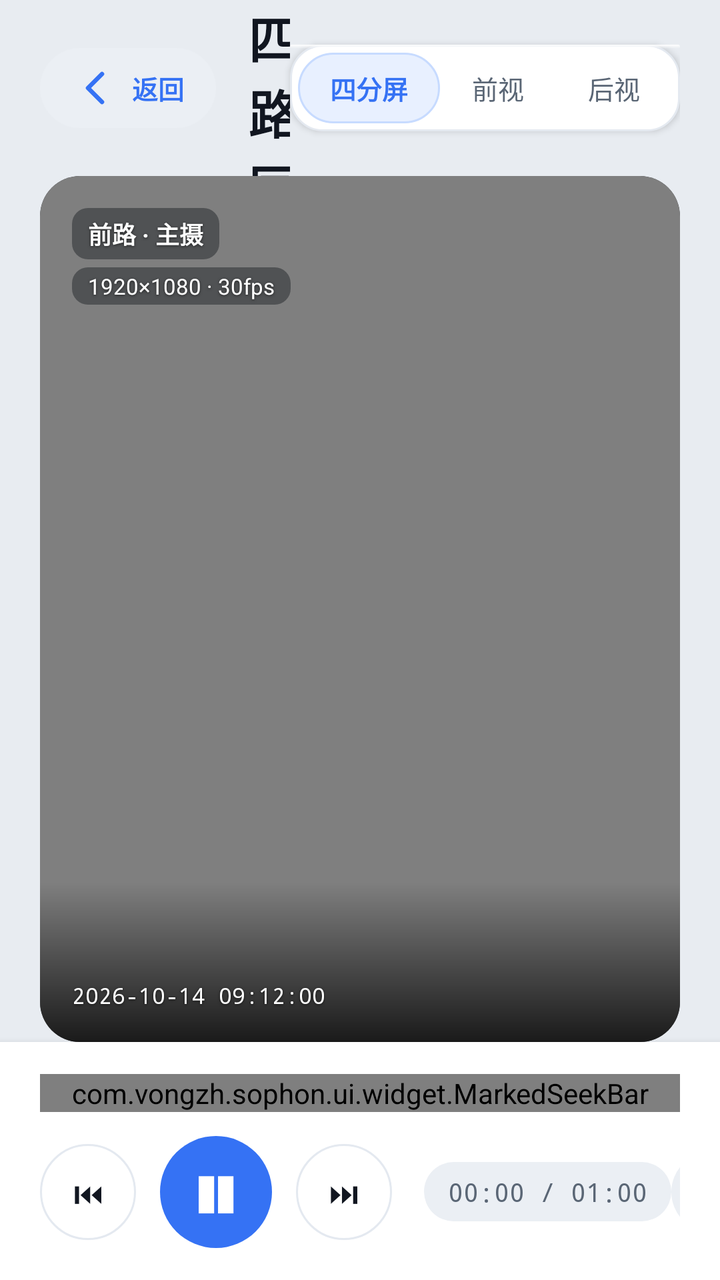
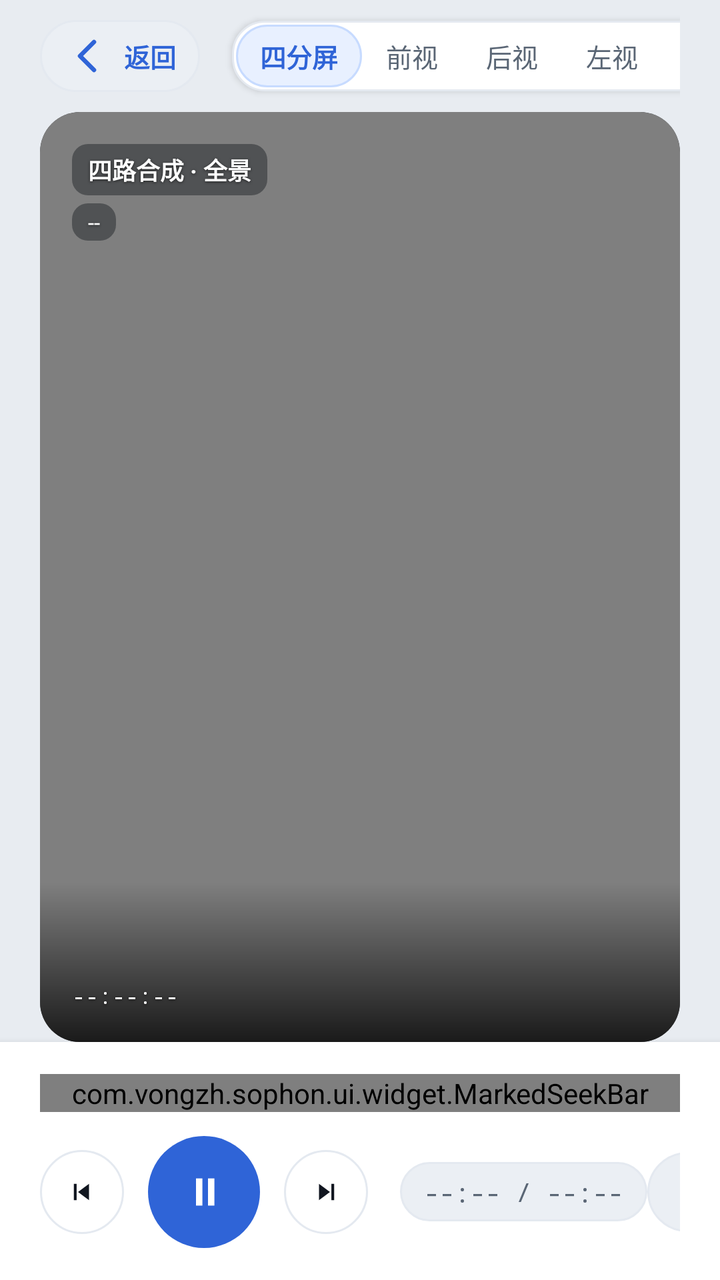

Screens rendered from an Android XML layout before and after an edit, with the pre-edit source and the edit as a unified diff.
<!-- AndroidManifest.xml: application theme Theme.Sophon -->
<!-- res/layout/activity_quad_sync_player.xml -->
<?xml version="1.0" encoding="utf-8"?>
<LinearLayout xmlns:android="http://schemas.android.com/apk/res/android"
    android:layout_width="match_parent"
    android:layout_height="match_parent"
    android:background="@color/sp_page"
    android:orientation="vertical">

    
    <LinearLayout
        android:layout_width="match_parent"
        android:layout_height="88dp"
        android:gravity="center_vertical"
        android:orientation="horizontal"
        android:paddingStart="@dimen/sp_s_20"
        android:paddingEnd="@dimen/sp_s_20">

        <TextView
            android:id="@+id/btn_player_back"
            android:layout_width="wrap_content"
            android:layout_height="wrap_content"
            android:layout_marginEnd="@dimen/sp_s_16"
            android:background="@drawable/sp_bg_pill"
            android:drawableStart="@drawable/ic_action_back"
            android:drawablePadding="@dimen/sp_s_6"
            android:drawableTint="@color/sp_ac"
            android:gravity="center_vertical"
            android:paddingHorizontal="@dimen/sp_s_16"
            android:paddingVertical="@dimen/sp_s_8"
            android:text="返回"
            android:textColor="@color/sp_ac"
            android:textSize="@dimen/sp_t_label"
            android:textStyle="bold" />

        <LinearLayout
            android:layout_width="0dp"
            android:layout_height="wrap_content"
            android:layout_weight="1"
            android:orientation="vertical">

            <TextView
                android:id="@+id/tv_player_title"
                android:layout_width="wrap_content"
                android:layout_height="wrap_content"
                android:text="四路同步事件回放"
                android:textAppearance="@style/TextAppearance.Sophon.Headline" />

            <TextView
                android:layout_width="wrap_content"
                android:layout_height="wrap_content"
                android:layout_marginTop="@dimen/sp_s_2"
                android:text="2026-10-14 09:12 · 事件 3 处 · 已加锁"
                android:textAppearance="@style/TextAppearance.Sophon.Caption" />
        </LinearLayout>

        
        <LinearLayout
            android:layout_width="wrap_content"
            android:layout_height="wrap_content"
            android:background="@drawable/sp_bg_card"
            android:elevation="@dimen/sp_elev_1"
            android:orientation="horizontal"
            android:padding="@dimen/sp_s_4">

            <TextView
                android:id="@+id/btn_view_quad"
                android:layout_width="wrap_content"
                android:layout_height="wrap_content"
                android:background="@drawable/sp_bg_pill_accent"
                android:paddingHorizontal="@dimen/sp_s_16"
                android:paddingVertical="@dimen/sp_s_8"
                android:text="四分屏"
                android:textColor="@color/sp_ac"
                android:textSize="@dimen/sp_t_label"
                android:textStyle="bold" />

            <TextView
                android:id="@+id/btn_view_front"
                android:layout_width="wrap_content"
                android:layout_height="wrap_content"
                android:paddingHorizontal="@dimen/sp_s_16"
                android:paddingVertical="@dimen/sp_s_8"
                android:text="前视"
                android:textColor="@color/sp_tx2"
                android:textSize="@dimen/sp_t_label" />

            <TextView
                android:id="@+id/btn_view_back"
                android:layout_width="wrap_content"
                android:layout_height="wrap_content"
                android:paddingHorizontal="@dimen/sp_s_16"
                android:paddingVertical="@dimen/sp_s_8"
                android:text="后视"
                android:textColor="@color/sp_tx2"
                android:textSize="@dimen/sp_t_label" />
        </LinearLayout>
    </LinearLayout>

    
    <FrameLayout
        android:id="@+id/player_video_container"
        android:layout_width="match_parent"
        android:layout_height="0dp"
        android:layout_marginHorizontal="@dimen/sp_s_20"
        android:layout_weight="1"
        android:background="@drawable/sp_bg_quad_frame"
        android:clipToOutline="true">

        <VideoView
            android:id="@+id/video_view_main"
            android:layout_width="match_parent"
            android:layout_height="match_parent"
            android:layout_gravity="center" />

        
        <LinearLayout
            android:layout_width="match_parent"
            android:layout_height="wrap_content"
            android:layout_marginStart="@dimen/sp_s_16"
            android:layout_marginTop="@dimen/sp_s_16"
            android:orientation="vertical">

            <TextView
                android:layout_width="wrap_content"
                android:layout_height="wrap_content"
                android:background="@drawable/sp_bg_osd_chip"
                android:paddingHorizontal="@dimen/sp_s_8"
                android:paddingVertical="@dimen/sp_s_4"
                android:text="前路 · 主摄"
                android:textAppearance="@style/TextAppearance.Sophon.Osd"
                android:textStyle="bold" />

            <TextView
                android:layout_width="wrap_content"
                android:layout_height="wrap_content"
                android:layout_marginTop="@dimen/sp_s_4"
                android:background="@drawable/sp_bg_osd_chip"
                android:paddingHorizontal="@dimen/sp_s_8"
                android:paddingVertical="@dimen/sp_s_2"
                android:text="1920×1080 · 30fps"
                android:textAppearance="@style/TextAppearance.Sophon.Osd"
                android:textSize="@dimen/sp_t_micro" />
        </LinearLayout>

        
        <View
            android:layout_width="match_parent"
            android:layout_height="80dp"
            android:layout_gravity="bottom"
            android:background="@drawable/sp_grad_bottom_scrim" />

        
        <TextView
            android:layout_width="wrap_content"
            android:layout_height="wrap_content"
            android:layout_gravity="bottom|start"
            android:layout_marginStart="@dimen/sp_s_16"
            android:layout_marginBottom="@dimen/sp_s_16"
            android:fontFamily="monospace"
            android:text="2026-10-14 09:12:00"
            android:textAppearance="@style/TextAppearance.Sophon.Osd"
            android:textSize="@dimen/sp_t_micro" />
    </FrameLayout>

    
    <LinearLayout
        android:layout_width="match_parent"
        android:layout_height="wrap_content"
        android:background="@color/sp_surf"
        android:elevation="@dimen/sp_elev_2"
        android:orientation="vertical"
        android:paddingHorizontal="@dimen/sp_s_20"
        android:paddingTop="@dimen/sp_s_16"
        android:paddingBottom="@dimen/sp_s_16">

        
        <com.vongzh.sophon.ui.widget.MarkedSeekBar
            android:id="@+id/player_seek_bar"
            android:layout_width="match_parent"
            android:layout_height="wrap_content" />

        
        <LinearLayout
            android:layout_width="match_parent"
            android:layout_height="wrap_content"
            android:layout_marginTop="@dimen/sp_s_12"
            android:gravity="center_vertical"
            android:orientation="horizontal">

            <TextView
                android:id="@+id/btn_prev_marker"
                android:layout_width="@dimen/sp_glass_btn"
                android:layout_height="@dimen/sp_glass_btn"
                android:background="@drawable/sp_bg_circle_glass"
                android:gravity="center"
                android:text="⏮"
                android:textColor="@color/sp_tx"
                android:textSize="@dimen/sp_t_subtitle" />

            <TextView
                android:id="@+id/btn_play_pause"
                android:layout_width="56dp"
                android:layout_height="56dp"
                android:layout_marginHorizontal="@dimen/sp_s_12"
                android:background="@drawable/sp_bg_circle_btn"
                android:gravity="center"
                android:text="❚❚"
                android:textColor="#FFFFFFFF"
                android:textSize="@dimen/sp_t_title" />

            <TextView
                android:id="@+id/btn_next_marker"
                android:layout_width="@dimen/sp_glass_btn"
                android:layout_height="@dimen/sp_glass_btn"
                android:background="@drawable/sp_bg_circle_glass"
                android:gravity="center"
                android:text="⏭"
                android:textColor="@color/sp_tx"
                android:textSize="@dimen/sp_t_subtitle" />

            <TextView
                android:id="@+id/tv_time_progress"
                android:layout_width="wrap_content"
                android:layout_height="wrap_content"
                android:layout_marginStart="@dimen/sp_s_16"
                android:background="@drawable/sp_bg_pill"
                android:fontFamily="monospace"
                android:paddingHorizontal="@dimen/sp_s_12"
                android:paddingVertical="@dimen/sp_s_6"
                android:text="00:00 / 01:00"
                android:textAppearance="@style/TextAppearance.Sophon.Label" />

            <View
                android:layout_width="0dp"
                android:layout_height="1dp"
                android:layout_weight="1" />

            <TextView
                android:id="@+id/btn_clip_video"
                android:layout_width="wrap_content"
                android:layout_height="wrap_content"
                android:layout_marginEnd="@dimen/sp_s_12"
                android:background="@drawable/sp_bg_pill"
                android:drawableStart="@drawable/ic_clip_scissors"
                android:drawablePadding="@dimen/sp_s_6"
                android:drawableTint="@color/sp_ac"
                android:paddingHorizontal="@dimen/sp_s_16"
                android:paddingVertical="@dimen/sp_s_8"
                android:text="截取取证"
                android:textColor="@color/sp_ac"
                android:textSize="@dimen/sp_t_label"
                android:textStyle="bold" />

            <TextView
                android:id="@+id/btn_play_speed"
                android:layout_width="wrap_content"
                android:layout_height="wrap_content"
                android:background="@drawable/sp_bg_pill"
                android:paddingHorizontal="@dimen/sp_s_16"
                android:paddingVertical="@dimen/sp_s_8"
                android:text="1.0x"
                android:textColor="@color/sp_tx2"
                android:textSize="@dimen/sp_t_label"
                android:textStyle="bold" />
        </LinearLayout>
    </LinearLayout>

</LinearLayout>
<!-- resources referenced by this layout -->
<resources>
  <color name="sp_ac">#FF3572F4</color>
  <color name="sp_page">#FFE8ECF1</color>
  <color name="sp_surf">#FFFFFFFF</color>
  <color name="sp_tx">#FF111620</color>
  <color name="sp_tx2">#FF5A6675</color>
  <dimen name="sp_elev_1">2dp</dimen>
  <dimen name="sp_elev_2">6dp</dimen>
  <dimen name="sp_glass_btn">48dp</dimen>
  <dimen name="sp_s_12">12dp</dimen>
  <dimen name="sp_s_16">16dp</dimen>
  <dimen name="sp_s_2">2dp</dimen>
  <dimen name="sp_s_20">20dp</dimen>
  <dimen name="sp_s_4">4dp</dimen>
  <dimen name="sp_s_6">6dp</dimen>
  <dimen name="sp_s_8">8dp</dimen>
  <dimen name="sp_t_label">13sp</dimen>
  <dimen name="sp_t_micro">11sp</dimen>
  <dimen name="sp_t_subtitle">15sp</dimen>
  <dimen name="sp_t_title">20sp</dimen>
  <!-- drawable sp_bg_card (drawable) -->
  <?xml version="1.0" encoding="utf-8"?>
  <layer-list xmlns:android="http://schemas.android.com/apk/res/android">
      <item>
          <shape android:shape="rectangle">
              <corners android:radius="@dimen/sp_r_card" />
              <solid android:color="@color/sp_surf" />
              <stroke
                  android:width="1dp"
                  android:color="@color/sp_line" />
          </shape>
      </item>
      <item
          android:gravity="top"
          android:height="2dp">
          <shape android:shape="rectangle">
              <corners
                  android:radius="@dimen/sp_r_card"
                  android:topLeftRadius="@dimen/sp_r_card"
                  android:topRightRadius="@dimen/sp_r_card" />
              <gradient
                  android:angle="270"
                  android:endColor="#00000000"
                  android:startColor="@color/sp_top_hi" />
          </shape>
      </item>
  </layer-list>
  <!-- drawable sp_bg_pill (drawable) -->
  <?xml version="1.0" encoding="utf-8"?>
  <shape xmlns:android="http://schemas.android.com/apk/res/android"
      android:shape="rectangle">
      <corners android:radius="@dimen/sp_r_pill" />
      <solid android:color="@color/sp_surf3" />
  </shape>
  <style name="TextAppearance.Sophon.Headline" parent="android:TextAppearance">
          <item name="android:textSize">@dimen/sp_t_headline</item>
          <item name="android:textStyle">bold</item>
          <item name="android:textColor">@color/sp_tx</item>
          <item name="android:letterSpacing">-0.01</item>
      </style>
  <color name="flyme_cyan">@color/sp_ac</color>
  <dimen name="sp_r_card">16dp</dimen>
  <color name="sp_line">#FFE4E9F0</color>
  <color name="sp_top_hi">#F2FFFFFF</color>
  <color name="sp_acring">#333572F4</color>
  <color name="sp_glass">#CCFFFFFF</color>
  <dimen name="sp_r_chip">8dp</dimen>
  <color name="sp_osd_bg">#660A0F16</color>
  <dimen name="sp_r_pill">100dp</dimen>
  <color name="sp_surf3">#FFEBEFF4</color>
  <color name="sp_acbg">#FFE8F0FF</color>
  <color name="sp_acln">#FFC7DBFF</color>
  <dimen name="sp_r_quad">20dp</dimen>
  <color name="sp_quad_seam">#FF0A0F16</color>
  <dimen name="sp_t_caption">12sp</dimen>
  <color name="sp_tx3">#FF8B97A8</color>
  <dimen name="sp_t_headline">26sp</dimen>
  <color name="sp_osd_tx">#FFFFFFFF</color>
  <color name="sp_ac2">#FF2557C8</color>
  <color name="sp_dg">#FFD92D20</color>
  <!-- unchanged entries left out for length: 12 -->
</resources>

<!-- the commit's change to res/layout/activity_quad_sync_player.xml (unified diff, before → after) -->
@@ -8,7 +8,7 @@
     
     <LinearLayout
         android:layout_width="match_parent"
-        android:layout_height="88dp"
+        android:layout_height="56dp"
         android:gravity="center_vertical"
         android:orientation="horizontal"
         android:paddingStart="@dimen/sp_s_20"
@@ -24,8 +24,8 @@
             android:drawablePadding="@dimen/sp_s_6"
             android:drawableTint="@color/sp_ac"
             android:gravity="center_vertical"
-            android:paddingHorizontal="@dimen/sp_s_16"
-            android:paddingVertical="@dimen/sp_s_8"
+            android:paddingHorizontal="@dimen/sp_s_12"
+            android:paddingVertical="@dimen/sp_s_6"
             android:text="返回"
             android:textColor="@color/sp_ac"
             android:textSize="@dimen/sp_t_label"
@@ -42,13 +42,16 @@
                 android:layout_width="wrap_content"
                 android:layout_height="wrap_content"
                 android:text="四路同步事件回放"
-                android:textAppearance="@style/TextAppearance.Sophon.Headline" />
-
-            <TextView
-                android:layout_width="wrap_content"
-                android:layout_height="wrap_content"
-                android:layout_marginTop="@dimen/sp_s_2"
-                android:text="2026-10-14 09:12 · 事件 3 处 · 已加锁"
+                android:textColor="@color/sp_tx"
+                android:textSize="@dimen/sp_t_subtitle"
+                android:textStyle="bold" />
+
+            <TextView
+                android:id="@+id/tv_player_subtitle"
+                android:layout_width="wrap_content"
+                android:layout_height="wrap_content"
+                android:layout_marginTop="2dp"
+                android:text="等待载入视频源"
                 android:textAppearance="@style/TextAppearance.Sophon.Caption" />
         </LinearLayout>
 
@@ -59,15 +62,15 @@
             android:background="@drawable/sp_bg_card"
             android:elevation="@dimen/sp_elev_1"
             android:orientation="horizontal"
-            android:padding="@dimen/sp_s_4">
+            android:padding="2dp">
 
             <TextView
                 android:id="@+id/btn_view_quad"
                 android:layout_width="wrap_content"
                 android:layout_height="wrap_content"
                 android:background="@drawable/sp_bg_pill_accent"
-                android:paddingHorizontal="@dimen/sp_s_16"
-                android:paddingVertical="@dimen/sp_s_8"
+                android:paddingHorizontal="@dimen/sp_s_12"
+                android:paddingVertical="@dimen/sp_s_6"
                 android:text="四分屏"
                 android:textColor="@color/sp_ac"
                 android:textSize="@dimen/sp_t_label"
@@ -77,8 +80,8 @@
                 android:id="@+id/btn_view_front"
                 android:layout_width="wrap_content"
                 android:layout_height="wrap_content"
-                android:paddingHorizontal="@dimen/sp_s_16"
-                android:paddingVertical="@dimen/sp_s_8"
+                android:paddingHorizontal="@dimen/sp_s_12"
+                android:paddingVertical="@dimen/sp_s_6"
                 android:text="前视"
                 android:textColor="@color/sp_tx2"
                 android:textSize="@dimen/sp_t_label" />
@@ -87,9 +90,29 @@
                 android:id="@+id/btn_view_back"
                 android:layout_width="wrap_content"
                 android:layout_height="wrap_content"
-                android:paddingHorizontal="@dimen/sp_s_16"
-                android:paddingVertical="@dimen/sp_s_8"
+                android:paddingHorizontal="@dimen/sp_s_12"
+                android:paddingVertical="@dimen/sp_s_6"
                 android:text="后视"
+                android:textColor="@color/sp_tx2"
+                android:textSize="@dimen/sp_t_label" />
+
+            <TextView
+                android:id="@+id/btn_view_left"
+                android:layout_width="wrap_content"
+                android:layout_height="wrap_content"
+                android:paddingHorizontal="@dimen/sp_s_12"
+                android:paddingVertical="@dimen/sp_s_6"
+                android:text="左视"
+                android:textColor="@color/sp_tx2"
+                android:textSize="@dimen/sp_t_label" />
+
+            <TextView
+                android:id="@+id/btn_view_right"
+                android:layout_width="wrap_content"
+                android:layout_height="wrap_content"
+                android:paddingHorizontal="@dimen/sp_s_12"
+                android:paddingVertical="@dimen/sp_s_6"
+                android:text="右视"
                 android:textColor="@color/sp_tx2"
                 android:textSize="@dimen/sp_t_label" />
         </LinearLayout>
@@ -120,23 +143,25 @@
             android:orientation="vertical">
 
             <TextView
+                android:id="@+id/tv_player_osd_cam"
                 android:layout_width="wrap_content"
                 android:layout_height="wrap_content"
                 android:background="@drawable/sp_bg_osd_chip"
                 android:paddingHorizontal="@dimen/sp_s_8"
                 android:paddingVertical="@dimen/sp_s_4"
-                android:text="前路 · 主摄"
+                android:text="四路合成 · 全景"
                 android:textAppearance="@style/TextAppearance.Sophon.Osd"
                 android:textStyle="bold" />
 
             <TextView
+                android:id="@+id/tv_player_osd_specs"
                 android:layout_width="wrap_content"
                 android:layout_height="wrap_content"
                 android:layout_marginTop="@dimen/sp_s_4"
                 android:background="@drawable/sp_bg_osd_chip"
                 android:paddingHorizontal="@dimen/sp_s_8"
                 android:paddingVertical="@dimen/sp_s_2"
-                android:text="1920×1080 · 30fps"
+                android:text="--"
                 android:textAppearance="@style/TextAppearance.Sophon.Osd"
                 android:textSize="@dimen/sp_t_micro" />
         </LinearLayout>
@@ -150,13 +175,14 @@
 
         
         <TextView
+            android:id="@+id/tv_player_osd_timestamp"
             android:layout_width="wrap_content"
             android:layout_height="wrap_content"
             android:layout_gravity="bottom|start"
             android:layout_marginStart="@dimen/sp_s_16"
             android:layout_marginBottom="@dimen/sp_s_16"
             android:fontFamily="monospace"
-            android:text="2026-10-14 09:12:00"
+            android:text="--:--:--"
             android:textAppearance="@style/TextAppearance.Sophon.Osd"
             android:textSize="@dimen/sp_t_micro" />
     </FrameLayout>
@@ -186,36 +212,39 @@
             android:gravity="center_vertical"
             android:orientation="horizontal">
 
-            <TextView
+            <ImageView
                 android:id="@+id/btn_prev_marker"
                 android:layout_width="@dimen/sp_glass_btn"
                 android:layout_height="@dimen/sp_glass_btn"
                 android:background="@drawable/sp_bg_circle_glass"
-                android:gravity="center"
-                android:text="⏮"
-                android:textColor="@color/sp_tx"
-                android:textSize="@dimen/sp_t_subtitle" />
-
-            <TextView
+                android:contentDescription="上一个标记"
+                android:foreground="?android:attr/selectableItemBackgroundBorderless"
+                android:padding="14dp"
+                android:src="@drawable/ic_media_prev"
+                android:tint="@color/sp_tx" />
+
+            <ImageView
                 android:id="@+id/btn_play_pause"
                 android:layout_width="56dp"
                 android:layout_height="56dp"
                 android:layout_marginHorizontal="@dimen/sp_s_12"
                 android:background="@drawable/sp_bg_circle_btn"
-                android:gravity="center"
-                android:text="❚❚"
-                android:textColor="#FFFFFFFF"
-                android:textSize="@dimen/sp_t_title" />
-
-            <TextView
+                android:contentDescription="播放 / 暂停"
+                android:foreground="?android:attr/selectableItemBackgroundBorderless"
+                android:padding="16dp"
+                android:src="@drawable/ic_media_pause"
+                android:tint="@color/sp_osd_tx" />
+
+            <ImageView
                 android:id="@+id/btn_next_marker"
                 android:layout_width="@dimen/sp_glass_btn"
                 android:layout_height="@dimen/sp_glass_btn"
                 android:background="@drawable/sp_bg_circle_glass"
-                android:gravity="center"
-                android:text="⏭"
-                android:textColor="@color/sp_tx"
-                android:textSize="@dimen/sp_t_subtitle" />
+                android:contentDescription="下一个标记"
+                android:foreground="?android:attr/selectableItemBackgroundBorderless"
+                android:padding="14dp"
+                android:src="@drawable/ic_media_next"
+                android:tint="@color/sp_tx" />
 
             <TextView
                 android:id="@+id/tv_time_progress"
@@ -226,7 +255,7 @@
                 android:fontFamily="monospace"
                 android:paddingHorizontal="@dimen/sp_s_12"
                 android:paddingVertical="@dimen/sp_s_6"
-                android:text="00:00 / 01:00"
+                android:text="--:-- / --:--"
                 android:textAppearance="@style/TextAppearance.Sophon.Label" />
 
             <View
<!-- resource entries referenced after the edit -->
@@ -1,13 +1,13 @@
 <!-- resources referenced by this layout -->
 <resources>
-  <color name="sp_ac">#FF3572F4</color>
+  <color name="sp_ac">#FF2F64D7</color>
   <color name="sp_page">#FFE8ECF1</color>
   <color name="sp_surf">#FFFFFFFF</color>
   <color name="sp_tx">#FF111620</color>
   <color name="sp_tx2">#FF5A6675</color>
   <dimen name="sp_elev_1">2dp</dimen>
   <dimen name="sp_elev_2">6dp</dimen>
-  <dimen name="sp_glass_btn">48dp</dimen>
+  <dimen name="sp_glass_btn">42dp</dimen>
   <dimen name="sp_s_12">12dp</dimen>
   <dimen name="sp_s_16">16dp</dimen>
   <dimen name="sp_s_2">2dp</dimen>
@@ -18,7 +18,60 @@
   <dimen name="sp_t_label">13sp</dimen>
   <dimen name="sp_t_micro">11sp</dimen>
   <dimen name="sp_t_subtitle">15sp</dimen>
-  <dimen name="sp_t_title">20sp</dimen>
+  <!-- drawable ic_media_next (drawable) -->
+  <?xml version="1.0" encoding="utf-8"?>
+  <vector xmlns:android="http://schemas.android.com/apk/res/android"
+      android:width="24dp"
+      android:height="24dp"
+      android:viewportWidth="24"
+      android:viewportHeight="24">
+  
+      
+      <path
+          android:pathData="M 16.6,5 L 19,5 L 19,19 L 16.6,19 Z"
+          android:fillColor="@color/sp_tx2"
+      />
+      <path
+          android:pathData="M 6,5 L 6,19 L 15.4,12 Z"
+          android:fillColor="@color/sp_tx2"
+      />
+  </vector>
+  <!-- drawable ic_media_pause (drawable) -->
+  <?xml version="1.0" encoding="utf-8"?>
+  <vector xmlns:android="http://schemas.android.com/apk/res/android"
+      android:width="24dp"
+      android:height="24dp"
+      android:viewportWidth="24"
+      android:viewportHeight="24">
+  
+      
+      <path
+          android:pathData="M 8,5.2 L 11.2,5.2 L 11.2,18.8 L 8,18.8 Z"
+          android:fillColor="@color/sp_tx2"
+      />
+      <path
+          android:pathData="M 14,5.2 L 17.2,5.2 L 17.2,18.8 L 14,18.8 Z"
+          android:fillColor="@color/sp_tx2"
+      />
+  </vector>
+  <!-- drawable ic_media_prev (drawable) -->
+  <?xml version="1.0" encoding="utf-8"?>
+  <vector xmlns:android="http://schemas.android.com/apk/res/android"
+      android:width="24dp"
+      android:height="24dp"
+      android:viewportWidth="24"
+      android:viewportHeight="24">
+  
+      
+      <path
+          android:pathData="M 5,5 L 7.4,5 L 7.4,19 L 5,19 Z"
+          android:fillColor="@color/sp_tx2"
+      />
+      <path
+          android:pathData="M 18,5 L 18,19 L 8.6,12 Z"
+          android:fillColor="@color/sp_tx2"
+      />
+  </vector>
   <!-- drawable sp_bg_card (drawable) -->
   <?xml version="1.0" encoding="utf-8"?>
   <layer-list xmlns:android="http://schemas.android.com/apk/res/android">
@@ -31,20 +84,6 @@
                   android:color="@color/sp_line" />
           </shape>
       </item>
-      <item
-          android:gravity="top"
-          android:height="2dp">
-          <shape android:shape="rectangle">
-              <corners
-                  android:radius="@dimen/sp_r_card"
-                  android:topLeftRadius="@dimen/sp_r_card"
-                  android:topRightRadius="@dimen/sp_r_card" />
-              <gradient
-                  android:angle="270"
-                  android:endColor="#00000000"
-                  android:startColor="@color/sp_top_hi" />
-          </shape>
-      </item>
   </layer-list>
   <!-- drawable sp_bg_pill (drawable) -->
   <?xml version="1.0" encoding="utf-8"?>
@@ -52,17 +91,13 @@
       android:shape="rectangle">
       <corners android:radius="@dimen/sp_r_pill" />
       <solid android:color="@color/sp_surf3" />
+      <stroke
+          android:width="1dp"
+          android:color="@color/sp_line" />
   </shape>
-  <style name="TextAppearance.Sophon.Headline" parent="android:TextAppearance">
-          <item name="android:textSize">@dimen/sp_t_headline</item>
-          <item name="android:textStyle">bold</item>
-          <item name="android:textColor">@color/sp_tx</item>
-          <item name="android:letterSpacing">-0.01</item>
-      </style>
   <color name="flyme_cyan">@color/sp_ac</color>
   <dimen name="sp_r_card">16dp</dimen>
   <color name="sp_line">#FFE4E9F0</color>
-  <color name="sp_top_hi">#F2FFFFFF</color>
   <color name="sp_acring">#333572F4</color>
   <color name="sp_glass">#CCFFFFFF</color>
   <dimen name="sp_r_chip">8dp</dimen>
@@ -74,8 +109,7 @@
   <dimen name="sp_r_quad">20dp</dimen>
   <color name="sp_quad_seam">#FF0A0F16</color>
   <dimen name="sp_t_caption">12sp</dimen>
-  <color name="sp_tx3">#FF8B97A8</color>
-  <dimen name="sp_t_headline">26sp</dimen>
+  <color name="sp_tx3">#FF636B78</color>
   <color name="sp_osd_tx">#FFFFFFFF</color>
   <color name="sp_ac2">#FF2557C8</color>
   <color name="sp_dg">#FFD92D20</color>
